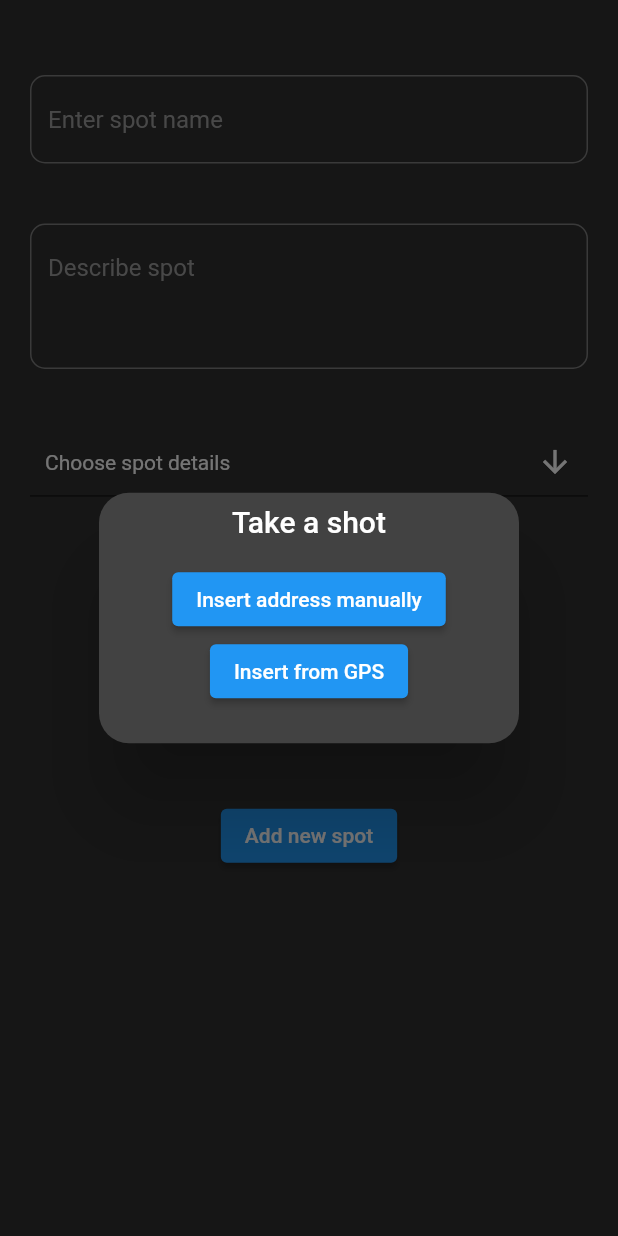
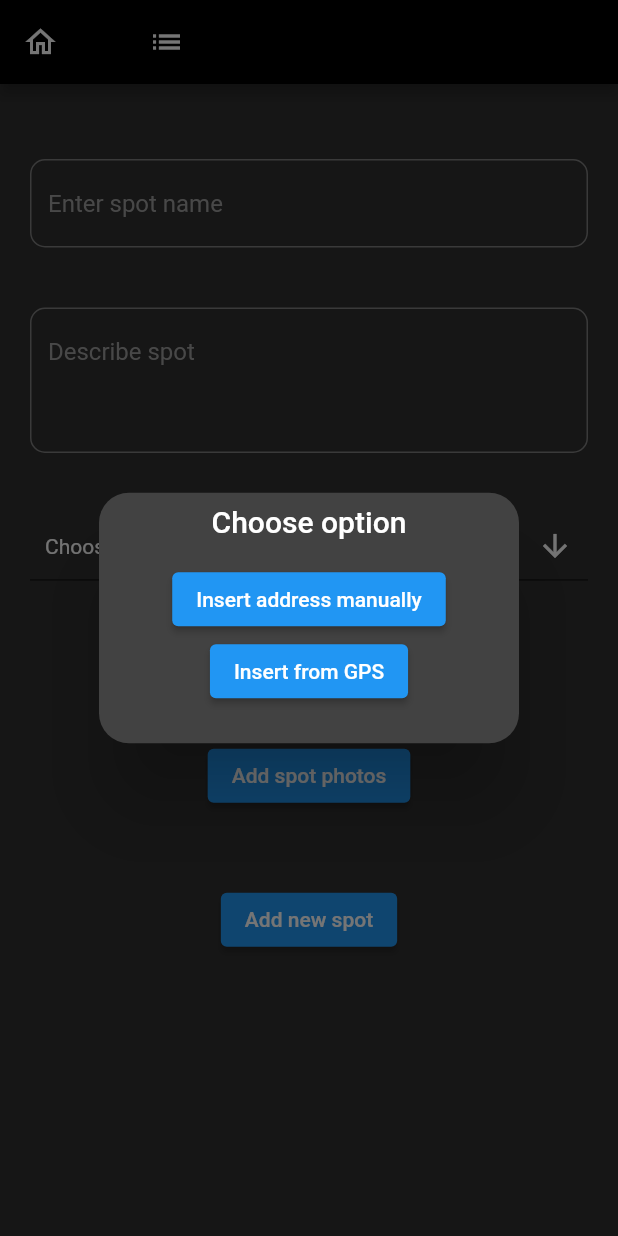
Before and after one commit to bibusDG/skate-spot-, a Flutter app: the NewSpotPage screen opened by its route, after a tap on "Insert spot location", on a phone screen of 412 x 824 dp. Run offline on Flutter 3.47's test engine with Material 2 defaults, Android fonts, the light colour scheme and no system bars; drawn by our look-alikes of multi_select_flutter; our stand-ins replace flutter_rating_bar, geocoding, geolocator, get, get_storage, image_picker and 1 more; missing offline and left inert: sliding_switch; accounts and stored records are empty.

Commit message:
skate spot app

```diff
--- a/lib/views/newSpotPage/new_spot_page.dart
+++ b/lib/views/newSpotPage/new_spot_page.dart
@@ -34,6 +34,21 @@
 
     return SafeArea(
       child: Scaffold(
+        appBar: AppBar(
+          backgroundColor: Colors.black,
+          leadingWidth: double.maxFinite,
+          leading: Builder(builder: (BuildContext context){
+            return Row(
+              children: [
+                SizedBox(width: 15.0,),
+                GestureDetector(child: Icon(Icons.home_outlined), onTap: (){Get.toNamed('/');},),
+                SizedBox(width: 60,),
+                GestureDetector(child: Icon(Icons.list), onTap: (){Get.toNamed('/findSpot');},),
+              ],
+            );
+          }
+          ),
+        ),
         body:Container(
           child: SingleChildScrollView(
             child: Column(
@@ -96,7 +111,7 @@
                 SizedBox(height: 30.0,),
                 ElevatedButton(onPressed: (){
                   Get.defaultDialog(
-                    title:'Take a shot',
+                    title:'Choose option',
                     content: Column(
                       children: [
                         ElevatedButton(onPressed: (){
@@ -111,7 +126,6 @@
                                     Padding(
                                       padding: const EdgeInsets.all(8.0),
                                       child: TextFormField(
-
                                         onChanged: (String value){
                                           manualLocalization['country'] = value;
                                           // newSpotController.countryName.value = value;
```
Also changed, not shown: lib/views/detailSpotPage/detail_spot_page.dart (+19 -2 lines), lib/views/findSpotPage/find_spot_page.dart (+53 -8 lines).
